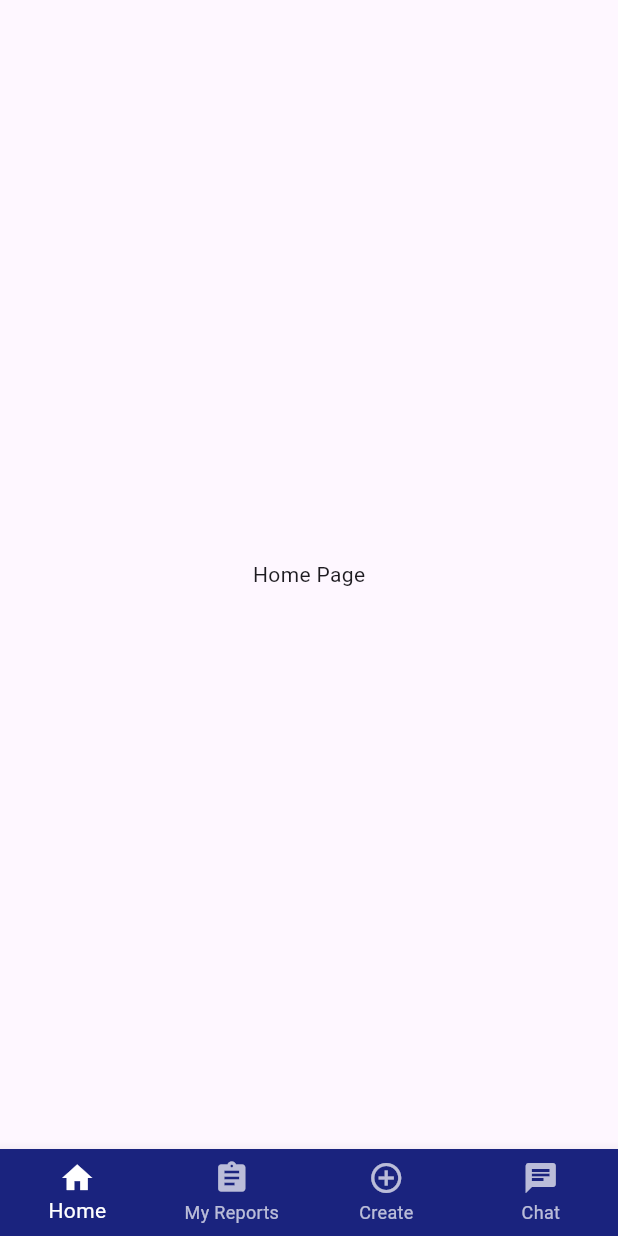
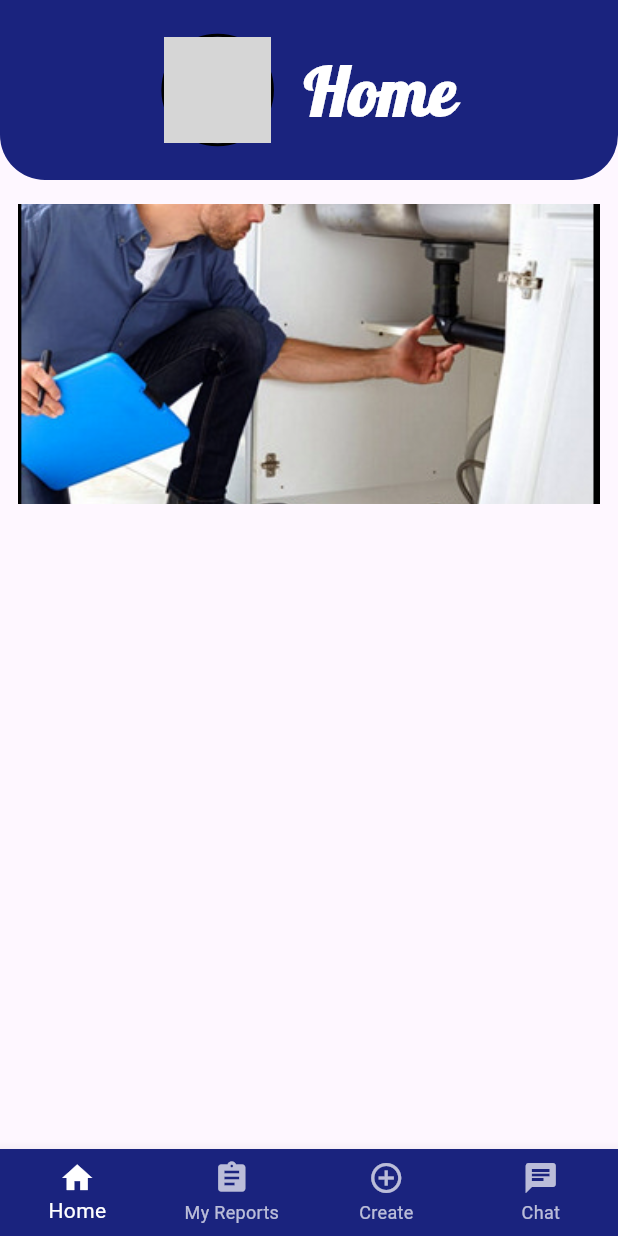
Before and after one commit to hadirida46/repair_app, a Flutter app: the MainPage screen opened directly, on a phone screen of 412 x 824 dp. Run offline on Flutter 3.47's test engine with Material 3 defaults, Android fonts, the phone set to English and light mode, and no system bars; our stand-ins replace lottie; project files that could hold a hidden picture were left out; grey boxes are pictures that could not be loaded.

Commit message:
Updated Home Page

```diff
--- a/lib/pages/home.dart
+++ b/lib/pages/home.dart
@@ -1,26 +1,77 @@
+import 'dart:async';
 import 'package:flutter/material.dart';
+import '/widgets/custom_appbar.dart';
 
-class CustomAppBar extends StatelessWidget implements PreferredSizeWidget {
-  const CustomAppBar({super.key});
+class Home extends StatefulWidget {
+  const Home({super.key});
+
+  @override
+  State<Home> createState() => _HomeState();
+}
+
+class _HomeState extends State<Home> {
+  final PageController _pageController = PageController();
+  int _currentPage = 0;
+
+  final List<String> _images = [
+    'assets/plumbing.png',
+    'assets/electricity.png',
+    'assets/architecture.png',
+  ];
+
+  @override
+  void initState() {
+    super.initState();
+    Timer.periodic(const Duration(seconds: 2), (Timer timer) {
+      if (_currentPage < _images.length - 1) {
+        _currentPage++;
+      } else {
+        _currentPage = 0;
+      }
+      _pageController.animateToPage(
+        _currentPage,
+        duration: const Duration(milliseconds: 300),
+        curve: Curves.easeIn,
+      );
+    });
+  }
+
+  @override
+  void dispose() {
+    _pageController.dispose();
+    super.dispose();
+  }
 
   @override
   Widget build(BuildContext context) {
-    return AppBar(
-      backgroundColor: Colors.indigo[900],
-      elevation: 0,
-      automaticallyImplyLeading: false,
-      title: const Text(
-        'Home',
-        style: TextStyle(
-          color: Colors.white,
-          fontSize: 20,
-          fontWeight: FontWeight.w600,
-        ),
+    return Scaffold(
+      body: CustomScrollView(
+        slivers: [
+          // Using your custom app bar from /widgets/custom_appbar.dart
+          CustomAppBar(title: 'Home'),
+
+          // SliverList to hold the images and other widgets
+          SliverList(
+            delegate: SliverChildListDelegate([
+              const SizedBox(height: 16),
+              SizedBox(
+                height: 200, // Adjust this size as needed
+                child: PageView.builder(
+                  controller: _pageController,
+                  itemCount: _images.length,
+                  itemBuilder: (context, index) {
+                    return Padding(
+                      padding: const EdgeInsets.symmetric(horizontal: 12.0),
+                      child: Image.asset(_images[index], fit: BoxFit.cover),
+                    );
+                  },
+                ),
+              ),
+              // You can add more widgets below for a scrollable view
+            ]),
+          ),
+        ],
       ),
-      centerTitle: true,
     );
   }
-
-  @override
-  Size get preferredSize => const Size.fromHeight(kToolbarHeight);
 }
--- a/lib/pages/main_page.dart
+++ b/lib/pages/main_page.dart
@@ -1,5 +1,9 @@
 import 'package:flutter/material.dart';
-import '/widgets/bottom_nav_bar.dart';
+import 'home.dart'; // Import home.dart
+import 'my_reports.dart'; // Import my_reports.dart
+import 'create_report.dart'; // Import create_report.dart
+import 'chat_list.dart'; // Import chat_list.dart
+import '/widgets/bottom_nav_bar.dart'; // Assuming you have a BottomNavBar widget
 
 class MainPage extends StatefulWidget {
   const MainPage({Key? key}) : super(key: key);
@@ -11,13 +15,15 @@ class MainPage extends StatefulWidget {
 class _MainPageState extends State<MainPage> {
   int _selectedIndex = 0;
 
+  // List of pages to navigate between
   final List<Widget> _pages = [
-    Center(child: Text('Home Page')),
-    Center(child: Text('My Reports Page')),
-    Center(child: Text('Create Report Page')),
-    Center(child: Text('Chat Page')),
+    const Home(), // Replace with the actual Home page widget
+    const MyReports(), // Replace with the actual My Reports page widget
+    const CreateReport(), // Replace with the actual Create Report page widget
+    const ChatList(), // Replace with the actual Chat List page widget
   ];
 
+  // Update selected page when bottom navigation item is tapped
   void _onNavTapped(int index) {
     setState(() {
       _selectedIndex = index;
@@ -27,10 +33,11 @@ class _MainPageState extends State<MainPage> {
   @override
   Widget build(BuildContext context) {
     return Scaffold(
-      body: _pages[_selectedIndex],
+      body:
+          _pages[_selectedIndex], // Display the page based on the selected index
       bottomNavigationBar: BottomNavBar(
         currentIndex: _selectedIndex,
-        onTap: _onNavTapped,
+        onTap: _onNavTapped, // Update the page when the bottom nav is tapped
       ),
     );
   }
--- a/pubspec.yaml
+++ b/pubspec.yaml
@@ -25,6 +25,9 @@ flutter:
   assets:
     - assets/Logo.json
     - assets/Logo.png
+    - assets/plumbing.png
+    - assets/electricity.png
+    - assets/architecture.png
 
   fonts:
     - family: Lobster
```
Also changed, not shown: lib/pages/chat_list.dart (+16 -0 lines), lib/pages/create_report.dart (+18 -0 lines), lib/pages/my_reports.dart (+16 -0 lines), assets/architecture.png (added), assets/electricity.png (added), assets/plumbing.png (added).
